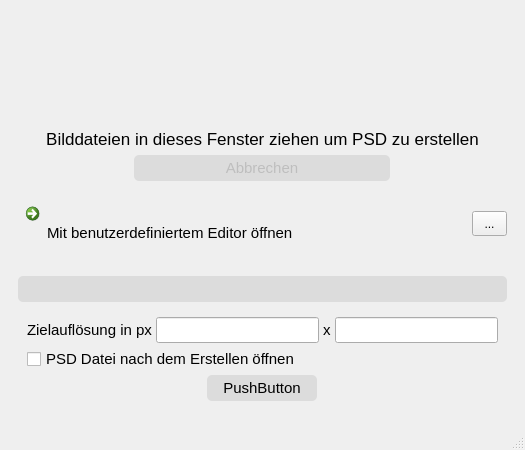
Qt form ui/tieflader.ui (tappi287/tieflader) before a commit.
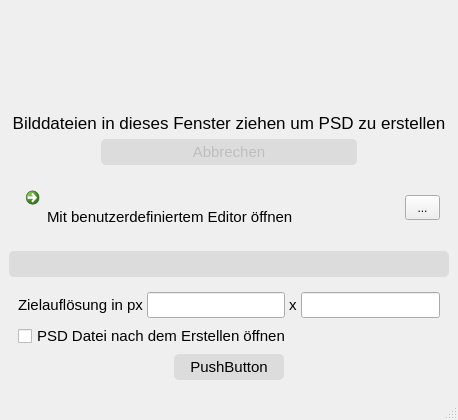
The same form after that commit. Icons and pictures are not drawn.

Patch:
```diff
--- a/ui/tieflader.ui
+++ b/ui/tieflader.ui
@@ -6,8 +6,8 @@
    <rect>
     <x>0</x>
     <y>0</y>
-    <width>525</width>
-    <height>450</height>
+    <width>458</width>
+    <height>420</height>
    </rect>
   </property>
   <property name="windowTitle">
@@ -78,12 +78,6 @@
     </item>
     <item>
      <widget class="QWidget" name="bottomWidget" native="true">
-      <property name="sizePolicy">
-       <sizepolicy hsizetype="Preferred" vsizetype="Preferred">
-        <horstretch>0</horstretch>
-        <verstretch>1</verstretch>
-       </sizepolicy>
-      </property>
       <layout class="QVBoxLayout" name="verticalLayout">
        <property name="spacing">
         <number>0</number>
@@ -164,15 +158,6 @@
      </widget>
     </item>
     <item>
-     <widget class="QWidget" name="expand_widget" native="true">
-      <property name="sizePolicy">
-       <sizepolicy hsizetype="Preferred" vsizetype="Minimum">
-        <horstretch>0</horstretch>
-        <verstretch>0</verstretch>
-       </sizepolicy>
-      </property>
-      <layout class="QVBoxLayout" name="verticalLayout_2">
-       <item>
         <widget class="QPushButton" name="res_btn">
          <property name="text">
           <string/>
@@ -195,12 +180,7 @@
        </item>
        <item>
         <widget class="QWidget" name="res_widget" native="true">
-         <layout class="QHBoxLayout" name="horizontalLayout_3">
-          <item>
-           <layout class="QVBoxLayout" name="res_vert_layout">
-            <property name="spacing">
-             <number>4</number>
-            </property>
+      <layout class="QVBoxLayout" name="verticalLayout_2">
             <item>
              <layout class="QHBoxLayout" name="res_hori_layout">
               <property name="spacing">
@@ -235,7 +215,7 @@
               </property>
              </widget>
             </item>
-            <item alignment="Qt::AlignHCenter|Qt::AlignVCenter">
+       <item alignment="Qt::AlignHCenter">
              <widget class="QPushButton" name="adv_settings_btn">
               <property name="text">
                <string>PushButton</string>
@@ -243,11 +223,6 @@
              </widget>
             </item>
            </layout>
-          </item>
-         </layout>
-        </widget>
-       </item>
-      </layout>
      </widget>
     </item>
    </layout>
```
Left out of the diff: 2 changed lines with no effect on the pictures. Lines whose indentation alone changed are shown as unchanged.
